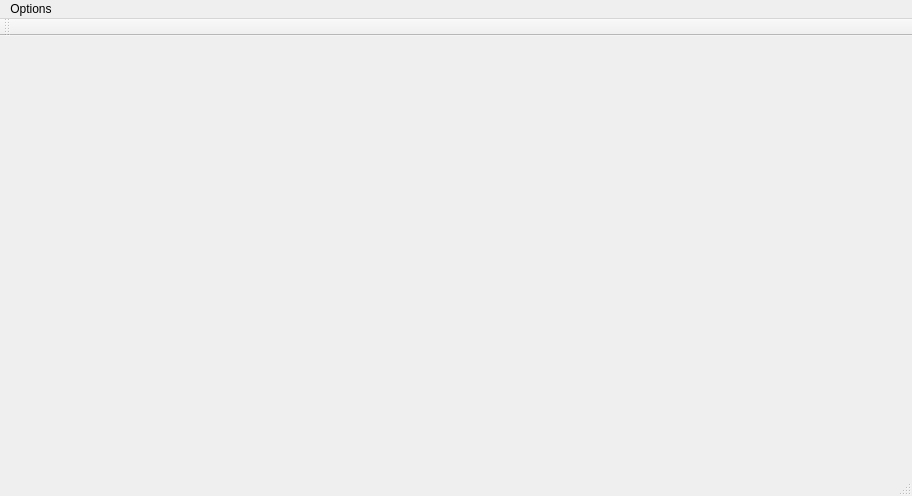
Qt form application.ui (dshin21/DumbTerminal) before a commit.
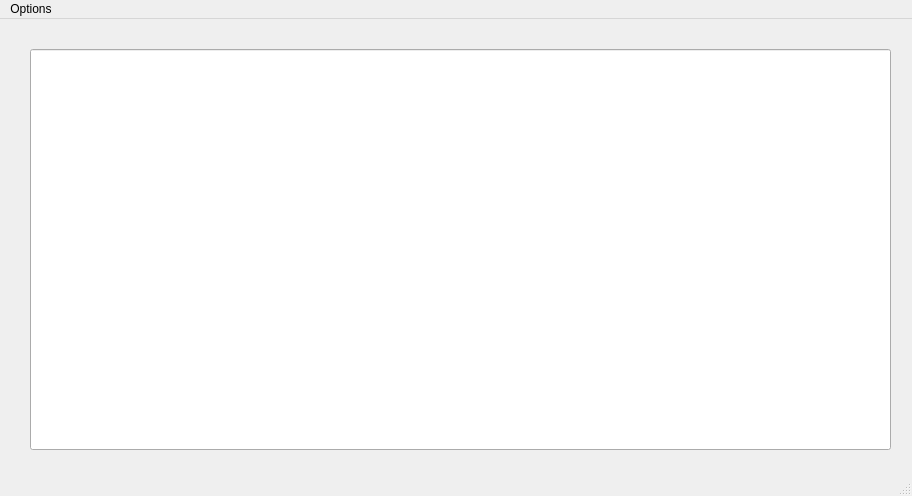
The same form after that commit.

Patch:
```diff
--- a/application.ui
+++ b/application.ui
@@ -13,7 +13,21 @@
   <property name="windowTitle">
    <string>Application</string>
   </property>
-  <widget class="QWidget" name="centralWidget"/>
+  <widget class="QWidget" name="centralWidget">
+   <widget class="QLineEdit" name="console">
+    <property name="geometry">
+     <rect>
+      <x>30</x>
+      <y>30</y>
+      <width>861</width>
+      <height>401</height>
+     </rect>
+    </property>
+    <property name="echoMode">
+     <enum>QLineEdit::NoEcho</enum>
+    </property>
+   </widget>
+  </widget>
   <widget class="QMenuBar" name="menuBar">
    <property name="geometry">
     <rect>
@@ -33,14 +47,6 @@
    </widget>
    <addaction name="menuOptions"/>
   </widget>
-  <widget class="QToolBar" name="mainToolBar">
-   <attribute name="toolBarArea">
-    <enum>TopToolBarArea</enum>
-   </attribute>
-   <attribute name="toolBarBreak">
-    <bool>false</bool>
-   </attribute>
-  </widget>
   <widget class="QStatusBar" name="statusBar"/>
   <action name="actionConnect">
    <property name="text">
```
